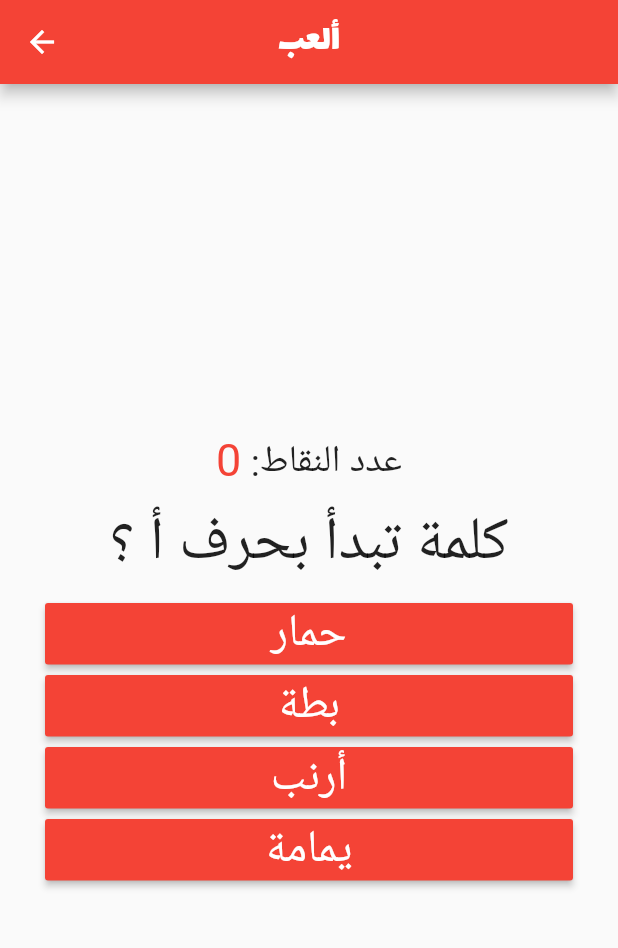
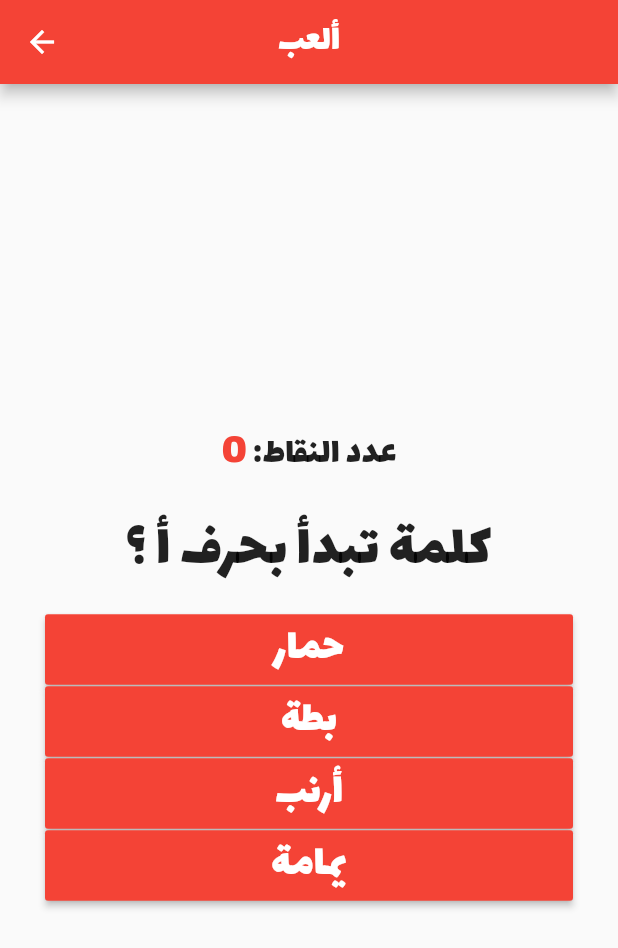
Before and after one commit to Mohamed810/kidsApp, a Flutter app: the Home screen opened directly, on a phone screen of 412 x 824 dp. Shown: the top 948 px of the screen. Run offline on Flutter 3.47's test engine with Material 2 defaults, Android fonts, the light colour scheme and no system bars; our stand-ins replace audioplayers.

Commit message:
Add files via upload

```diff
--- a/lib/answer.dart
+++ b/lib/answer.dart
@@ -13,9 +13,9 @@ class Answer extends StatelessWidget {
       child: RaisedButton(
         color: Colors.red,
         textColor: Colors.white,
-        child: Text(answerText, style: TextStyle(fontSize: 30),),
+        child: Text(answerText, style: TextStyle(fontSize: 30,fontFamily: 'Lalezar',),),
         onPressed: selectHandler,
-      ), //RaisedButton
-    ); //Container
+      ),
+    );
   }
 }
--- a/lib/home.dart
+++ b/lib/home.dart
@@ -1,5 +1,3 @@
-import 'dart:math';
-
 import 'package:flutter/material.dart';
 import './quiz.dart';
 import './result.dart';
@@ -14,44 +12,44 @@ class _HomeState extends State<Home> {
     {
       'questionText': 'كلمة تبدأ بحرف أ ؟',
       'answers': [
-        {'text': 'حمار', 'score': -2, 'correct': false},
-        {'text': 'بطة', 'score': -2, 'correct': false},
+        {'text': 'حمار', 'score': 0, 'correct': false},
+        {'text': 'بطة', 'score': 0, 'correct': false},
         {'text': 'أرنب', 'score': 10, 'correct': true},
-        {'text': 'يمامة', 'score': -2, 'correct': false},
+        {'text': 'يمامة', 'score': 0, 'correct': false},
       ],
     },
     {
       'questionText': 'كلمة تبدأ بحرف ت ؟',
       'answers': [
-        {'text': 'ثعبان', 'score': -2, 'correct': false},
-        {'text': 'دب', 'score': -2, 'correct': false},
-        {'text': 'كلب', 'score': -2, 'correct': false},
+        {'text': 'ثعبان', 'score': 0, 'correct': false},
+        {'text': 'دب', 'score': 0, 'correct': false},
+        {'text': 'كلب', 'score': 0, 'correct': false},
         {'text': 'تمر', 'score': 10, 'correct': true},
       ],
     },
     {
       'questionText': 'كلمة تبدأ بحرف ج ؟',
       'answers': [
-        {'text': 'حصان', 'score': -2, 'correct': false},
+        {'text': 'حصان', 'score': 0, 'correct': false},
         {'text': 'جمل', 'score': 10, 'correct': true},
-        {'text': 'تفاحة', 'score': -2, 'correct': false},
-        {'text': 'قطة', 'score': -2, 'correct': false},
+        {'text': 'تفاحة', 'score': 0, 'correct': false},
+        {'text': 'قطة', 'score': 0, 'correct': false},
       ],
     },
     {
       'questionText': 'كلمة تبدأ بحرف س ؟',
       'answers': [
         {'text': 'سكين', 'score': 10, 'correct': true},
-        {'text': 'قلم', 'score': -2, 'correct': false},
-        {'text': 'شجرة', 'score': -2, 'correct': false},
-        {'text': 'ضابط', 'score': -2, 'correct': false},
+        {'text': 'قلم', 'score': 0, 'correct': false},
+        {'text': 'شجرة', 'score': 0, 'correct': false},
+        {'text': 'ضابط', 'score': 0, 'correct': false},
       ],
     },
     {
       'questionText': 'هل كلمة عصفور تبدأ بحرف ع ؟',
       'answers': [
         {'text': 'نعم', 'score': 10, 'correct': true},
-        {'text': 'لا', 'score': -2, 'correct': false},
+        {'text': 'لا', 'score': 0, 'correct': false},
       ],
     },
   ];
@@ -106,9 +104,9 @@ class _HomeState extends State<Home> {
             questionIndex: _questionIndex,
             questions: _questions,
             Score: _totalScore,
-          ) //Quiz
+          )
               : Result(_totalScore, _resetQuiz),
-        ), //Padding
+        ),
     );
   }
 }
--- a/lib/level2.dart
+++ b/lib/level2.dart
@@ -25,7 +25,7 @@ class _DragState extends State<Draging> {
   Widget build(BuildContext context) {
     return Scaffold(
       appBar: AppBar(
-        backgroundColor: Colors.red,
+        backgroundColor: Colors.orange,
         title: Text(
           'ألعب',
           style: TextStyle(
@@ -95,7 +95,7 @@ class _DragState extends State<Draging> {
           return Container(
             child: Text(
                 choices[element],
-                style: TextStyle(color: Colors.black, fontSize: 25)
+                style: TextStyle(color: Colors.black,fontSize: 25,fontFamily: 'Lalezar',)
             ),
             alignment: Alignment.center,
             height: 50,
--- a/lib/question.dart
+++ b/lib/question.dart
@@ -12,9 +12,9 @@ class Question extends StatelessWidget {
       margin: EdgeInsets.all(10),
       child: Text(
         questionText,
-        style: TextStyle(fontSize: 40),
+        style: TextStyle(fontSize: 40,fontFamily: 'Lalezar',),
         textAlign: TextAlign.center,
-      ), //Text
-    ); //Contaier
+      ),
+    );
   }
 }
--- a/lib/quiz.dart
+++ b/lib/quiz.dart
@@ -1,6 +1,7 @@
 import 'package:flutter/material.dart';
-import './answer.dart';
-import './question.dart';
+import 'package:learning_app/question.dart';
+
+import 'answer.dart';
 
 class Quiz extends StatelessWidget {
   final List<Map<String, Object>> questions;
@@ -20,23 +21,33 @@ class Quiz extends StatelessWidget {
     return Column(
       mainAxisAlignment: MainAxisAlignment.center,
       children: [
-        Text.rich(TextSpan(
+        Text.rich(
+          TextSpan(
             children: [
-              TextSpan(text: "عدد النقاط: ",style: TextStyle(fontSize: 25,)),
-              TextSpan(text: "$Score", style: TextStyle(
-                  color: Colors.red,
-                  fontSize: 30.0
-              ))
-            ]
-        )),
+              TextSpan(
+                  text: "عدد النقاط: ",
+                  style: TextStyle(
+                    fontFamily: 'Lalezar',
+                    fontSize: 25,
+                  )
+              ),
+              TextSpan(
+                text: "$Score",
+                style: TextStyle(color: Colors.red, fontSize: 30.0,fontFamily: 'Lalezar',),
+              )
+            ],
+          ),
+        ),
         Question(
           questions[questionIndex]['questionText'],
-        ), //Question
+        ),
         ...(questions[questionIndex]['answers'] as List<Map<String, Object>>)
             .map((answer) {
-          return Answer(() => answerQuestion(answer['score'],answer['correct']), answer['text']);
+          return Answer(
+              () => answerQuestion(answer['score'], answer['correct']),
+              answer['text']);
         }).toList()
       ],
-    ); //Column
+    );
   }
 }
--- a/lib/startscreen/Start Page.dart
+++ b/lib/startscreen/Start Page.dart
@@ -1,6 +1,8 @@
 import 'package:flutter/material.dart';
-import 'package:learning_app/startscreen/learnPage.dart';
-import 'package:learning_app/home.dart';
+
+import '../home.dart';
+import 'learnPage.dart';
+
 
 class StartPage extends StatefulWidget {
   @override
```
Also changed, not shown: lib/models/LearningModel.dart (added, +7 -0 lines), lib/result.dart (+27 -13 lines), lib/startscreen/learnPage.dart (+69 -129 lines).
